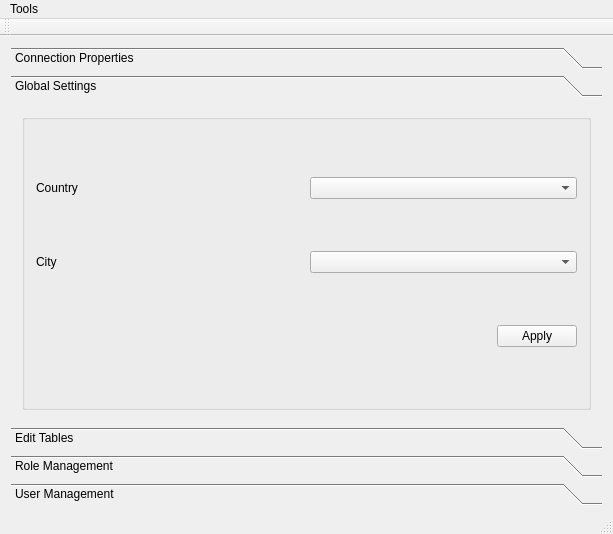
Before: the Qt Designer form app_solution/conf_app/conf_app.ui in doublebyte1/faocas_qc, drawn with Qt 5.
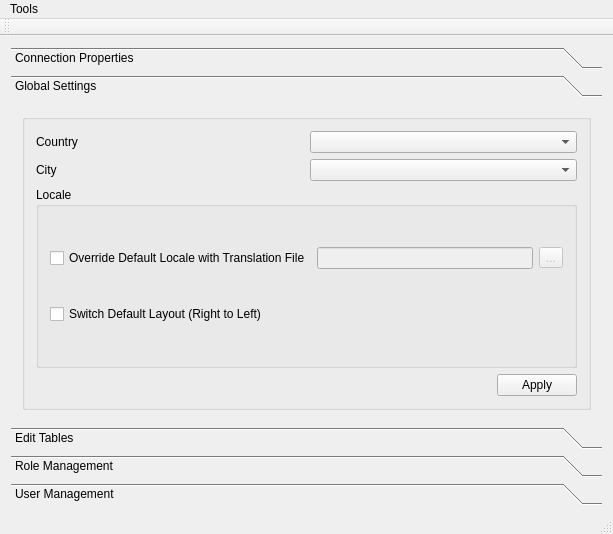
After: the same form once the commit is applied. The open tabs and pages were chosen to show the change. Icons and pictures are not drawn.

Commit message: - Add support for choosing translation files and layout switch, on runtime, using the UI; - the option is set on the global settings of "conf_app" and save into the registry.

What changed in the file:
```diff
--- a/app_solution/conf_app/conf_app.ui
+++ b/app_solution/conf_app/conf_app.ui
@@ -203,8 +203,8 @@
         <rect>
          <x>0</x>
          <y>0</y>
-         <width>153</width>
-         <height>108</height>
+         <width>595</width>
+         <height>336</height>
         </rect>
        </property>
        <attribute name="label">
@@ -216,7 +216,7 @@
           <property name="title">
            <string/>
           </property>
-          <layout class="QVBoxLayout" name="verticalLayout">
+          <layout class="QVBoxLayout" name="verticalLayout_14">
            <item>
             <layout class="QHBoxLayout" name="horizontalLayout_2">
              <item>
@@ -251,6 +251,59 @@
              </item>
             </layout>
            </item>
+           <item>
+            <widget class="QGroupBox" name="grpLocale">
+             <property name="title">
+              <string>Locale</string>
+             </property>
+             <layout class="QVBoxLayout" name="verticalLayout">
+              <item>
+               <layout class="QHBoxLayout" name="horizontalLayout_16">
+                <item>
+                 <widget class="QCheckBox" name="chkTranslation">
+                  <property name="toolTip">
+                   <string>Override Default Locale with Translation File</string>
+                  </property>
+                  <property name="statusTip">
+                   <string>Override Default Locale with Translation File</string>
+                  </property>
+                  <property name="whatsThis">
+                   <string>Override Default Locale with Translation File</string>
+                  </property>
+                  <property name="text">
+                   <string>Override Default Locale with Translation File</string>
+                  </property>
+                 </widget>
+                </item>
+                <item>
+                 <widget class="QLineEdit" name="lineTranslation">
+                  <property name="enabled">
+                   <bool>false</bool>
+                  </property>
+                 </widget>
+                </item>
+                <item>
+                 <widget class="QToolButton" name="toolTranslation">
+                  <property name="enabled">
+                   <bool>false</bool>
+                  </property>
+                  <property name="text">
+                   <string>...</string>
+                  </property>
+                 </widget>
+                </item>
+               </layout>
+              </item>
+              <item>
+               <widget class="QCheckBox" name="chkLayout">
+                <property name="text">
+                 <string>Switch Default Layout (Right to Left)</string>
+                </property>
+               </widget>
+              </item>
+             </layout>
+            </widget>
+           </item>
            <item>
             <layout class="QHBoxLayout" name="horizontalLayout_4">
              <item>
```
Left out of the diff: 95 changed lines with no effect on the pictures. The commit also changes 19 other files.
